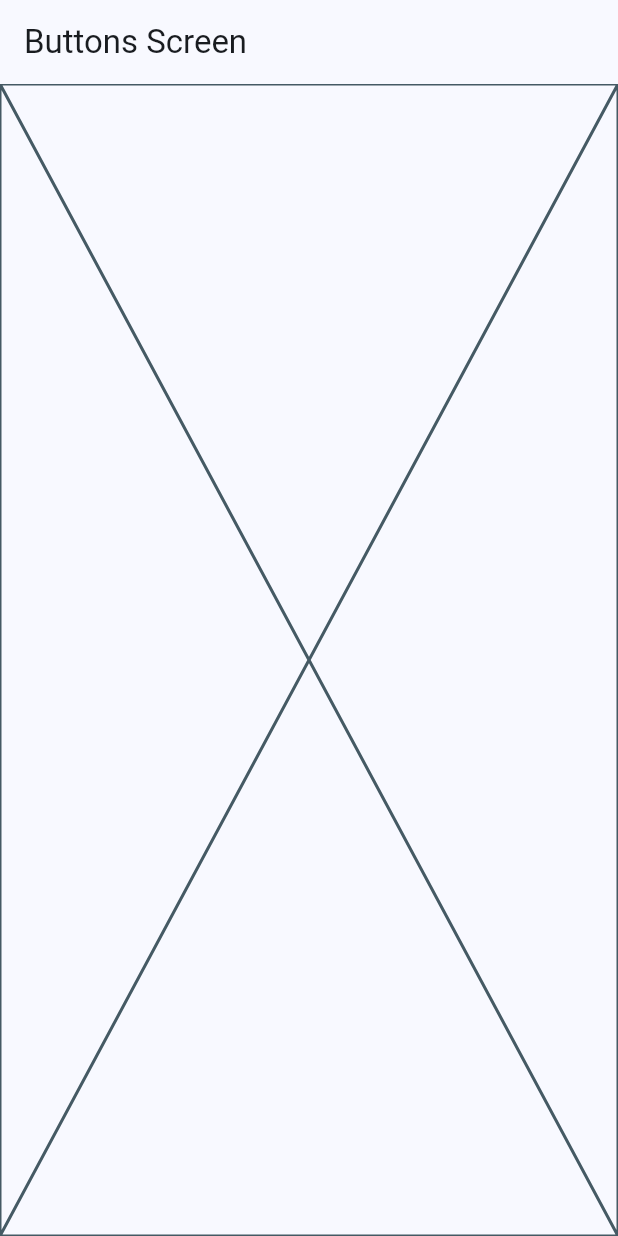
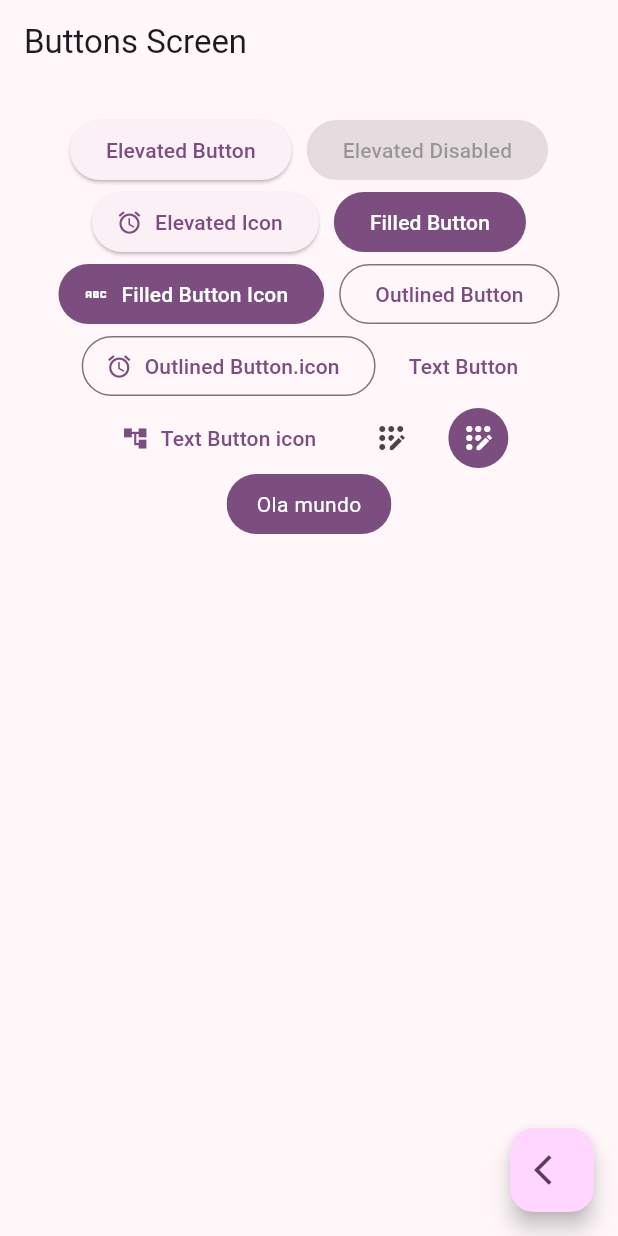
Before and after one commit to Deijai/widgets_app, a Flutter app: the ButtonsScreen screen opened by its route, on a phone screen of 412 x 824 dp. Run offline on Flutter 3.47's test engine with Material 3 defaults, Android fonts, the phone set to English and light mode, and no system bars; our stand-ins replace go_router.

Commit message:
buttons screen finished

```diff
--- a/lib/main.dart
+++ b/lib/main.dart
@@ -14,7 +14,7 @@ class MainApp extends StatelessWidget {
     return MaterialApp.router(
       routerConfig: appRouter,
       debugShowCheckedModeBanner: false,
-      theme: AppTheme(selectedColor: 0).getTheme(),
+      theme: AppTheme(selectedColor: 3).getTheme(),
     );
   }
 }
--- a/lib/presetation/screens/buttons/buttons_screen.dart
+++ b/lib/presetation/screens/buttons/buttons_screen.dart
@@ -1,4 +1,5 @@
 import 'package:flutter/material.dart';
+import 'package:go_router/go_router.dart';
 
 class ButtonsScreen extends StatelessWidget {
   static const String name = 'buttons_screen';
@@ -10,7 +11,100 @@ class ButtonsScreen extends StatelessWidget {
       appBar: AppBar(
         title: const Text('Buttons Screen'),
       ),
-      body: const Placeholder(),
+      body: const _ButtonsView(),
+      floatingActionButton: FloatingActionButton(
+        onPressed: () {
+          context.pop();
+        },
+        child: const Icon(Icons.arrow_back_ios),
+      ),
     );
   }
 }
+
+class _ButtonsView extends StatelessWidget {
+  const _ButtonsView();
+
+  @override
+  Widget build(BuildContext context) {
+    final colors = Theme.of(context).colorScheme;
+
+    return SizedBox(
+      width: double.infinity,
+      child: Padding(
+        padding: const EdgeInsets.symmetric(horizontal: 10, vertical: 20),
+        child: Wrap(
+          spacing: 10,
+          crossAxisAlignment: WrapCrossAlignment.center,
+          alignment: WrapAlignment.center,
+          children: [
+            ElevatedButton(
+                onPressed: () {}, child: const Text('Elevated Button')),
+            const ElevatedButton(
+                onPressed: null, child: Text('Elevated Disabled')),
+            ElevatedButton.icon(
+                onPressed: () {},
+                icon: const Icon(Icons.access_alarm_rounded),
+                label: const Text('Elevated Icon')),
+            FilledButton(onPressed: () {}, child: const Text('Filled Button')),
+            FilledButton.icon(
+                onPressed: () {},
+                icon: const Icon(
+                  Icons.abc_outlined,
+                ),
+                label: const Text('Filled Button Icon')),
+            OutlinedButton(
+                onPressed: () {}, child: const Text('Outlined Button')),
+            OutlinedButton.icon(
+              onPressed: () {},
+              icon: const Icon(Icons.access_alarm),
+              label: const Text('Outlined Button.icon'),
+            ),
+            TextButton(onPressed: () {}, child: const Text('Text Button')),
+            TextButton.icon(
+              onPressed: () {},
+              icon: const Icon(Icons.account_tree),
+              label: const Text('Text Button icon'),
+            ),
+            IconButton(
+              onPressed: () {},
+              icon: const Icon(Icons.app_registration_rounded),
+            ),
+            IconButton(
+              onPressed: () {},
+              icon: const Icon(Icons.app_registration_rounded),
+              style: ButtonStyle(
+                  backgroundColor: MaterialStatePropertyAll(colors.primary)),
+              color: Colors.white,
+            ),
+            const _CustomButton(),
+          ],
+        ),
+      ),
+    );
+  }
+}
+
+class _CustomButton extends StatelessWidget {
+  const _CustomButton();
+
+  @override
+  Widget build(BuildContext context) {
+    final colors = Theme.of(context).colorScheme;
+    return ClipRRect(
+      borderRadius: BorderRadius.circular(20),
+      child: Material(
+        color: colors.primary,
+        child: InkWell(
+          onTap: () {},
+          child: const Padding(
+              padding: EdgeInsets.symmetric(horizontal: 20, vertical: 10),
+              child: Text(
+                'Ola mundo',
+                style: TextStyle(color: Colors.white),
+              )),
+        ),
+      ),
+    );
+  }
+}
--- a/lib/presetation/screens/home/home_screen.dart
+++ b/lib/presetation/screens/home/home_screen.dart
@@ -1,7 +1,6 @@
 import 'package:flutter/material.dart';
 import 'package:go_router/go_router.dart';
 import 'package:widgets_app/config/menu/menu_items.dart';
-import 'package:widgets_app/presetation/screens/cards/cards_screen.dart';
 
 class HomeScreen extends StatelessWidget {
   static const String name = 'home_screen';
```
